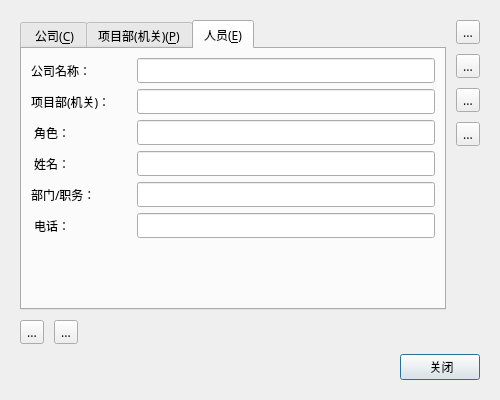
First picture: the form in editdialog.ui, repository hbsxcjp/yingji, before the edit.
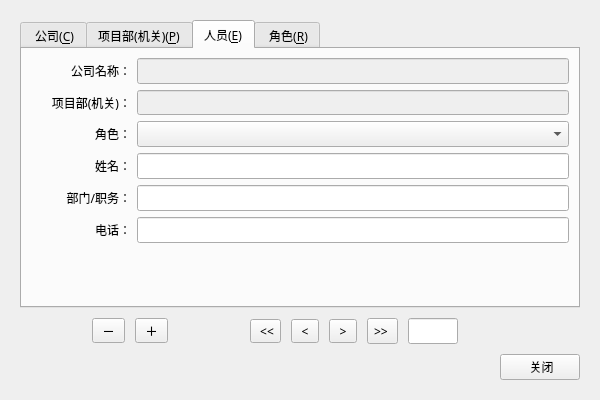
Second picture: the form after the edit. The open tabs and pages were chosen to show the change.

```diff
--- a/editdialog.ui
+++ b/editdialog.ui
@@ -6,12 +6,12 @@
    <rect>
     <x>0</x>
     <y>0</y>
-    <width>500</width>
+    <width>600</width>
     <height>400</height>
    </rect>
   </property>
   <property name="sizePolicy">
-   <sizepolicy hsizetype="Fixed" vsizetype="Fixed">
+   <sizepolicy hsizetype="Preferred" vsizetype="Preferred">
     <horstretch>0</horstretch>
     <verstretch>0</verstretch>
    </sizepolicy>
@@ -181,13 +181,29 @@
              <property name="text">
               <string>公司名称：</string>
              </property>
-             <property name="buddy">
-              <cstring>comLineEdit_fixed</cstring>
+             <property name="alignment">
+              <set>Qt::AlignRight|Qt::AlignTrailing|Qt::AlignVCenter</set>
              </property>
             </widget>
            </item>
            <item>
-            <widget class="QLineEdit" name="comLineEdit_fixed2"/>
+            <widget class="QLineEdit" name="comLineEdit_e">
+             <property name="enabled">
+              <bool>false</bool>
+             </property>
+             <property name="minimumSize">
+              <size>
+               <width>0</width>
+               <height>26</height>
+              </size>
+             </property>
+             <property name="focusPolicy">
+              <enum>Qt::NoFocus</enum>
+             </property>
+             <property name="readOnly">
+              <bool>true</bool>
+             </property>
+            </widget>
            </item>
           </layout>
          </item>
@@ -204,13 +220,26 @@
              <property name="text">
               <string>项目部(机关)：</string>
              </property>
+             <property name="alignment">
+              <set>Qt::AlignRight|Qt::AlignTrailing|Qt::AlignVCenter</set>
+             </property>
              <property name="buddy">
               <cstring>proLineEdit</cstring>
              </property>
             </widget>
            </item>
            <item>
-            <widget class="QLineEdit" name="proLineEdit_fixed"/>
+            <widget class="QLineEdit" name="proLineEdit_e">
+             <property name="enabled">
+              <bool>false</bool>
+             </property>
+             <property name="focusPolicy">
+              <enum>Qt::NoFocus</enum>
+             </property>
+             <property name="readOnly">
+              <bool>true</bool>
+             </property>
+            </widget>
            </item>
           </layout>
          </item>
@@ -227,13 +256,29 @@
              <property name="text">
               <string> 角色：</string>
              </property>
+             <property name="alignment">
+              <set>Qt::AlignRight|Qt::AlignTrailing|Qt::AlignVCenter</set>
+             </property>
              <property name="buddy">
               <cstring>proLineEdit</cstring>
              </property>
             </widget>
            </item>
            <item>
-            <widget class="QLineEdit" name="proLineEdit_fixed_2"/>
+            <widget class="QComboBox" name="roleComboBox">
+             <property name="sizePolicy">
+              <sizepolicy hsizetype="Expanding" vsizetype="Fixed">
+               <horstretch>0</horstretch>
+               <verstretch>0</verstretch>
+              </sizepolicy>
+             </property>
+             <property name="minimumSize">
+              <size>
+               <width>0</width>
+               <height>26</height>
+              </size>
+             </property>
+            </widget>
            </item>
           </layout>
          </item>
@@ -250,13 +295,23 @@
              <property name="text">
               <string> 姓名：</string>
              </property>
+             <property name="alignment">
+              <set>Qt::AlignRight|Qt::AlignTrailing|Qt::AlignVCenter</set>
+             </property>
              <property name="buddy">
               <cstring>proLineEdit</cstring>
              </property>
             </widget>
            </item>
            <item>
-            <widget class="QLineEdit" name="proLineEdit_fixed_3"/>
+            <widget class="QLineEdit" name="empNameLineEdit">
+             <property name="minimumSize">
+              <size>
+               <width>0</width>
+               <height>26</height>
+              </size>
+             </property>
+            </widget>
            </item>
           </layout>
          </item>
@@ -273,13 +328,23 @@
              <property name="text">
               <string>部门/职务：</string>
              </property>
+             <property name="alignment">
+              <set>Qt::AlignRight|Qt::AlignTrailing|Qt::AlignVCenter</set>
+             </property>
              <property name="buddy">
               <cstring>proLineEdit</cstring>
              </property>
             </widget>
            </item>
            <item>
-            <widget class="QLineEdit" name="proLineEdit_fixed_4"/>
+            <widget class="QLineEdit" name="empDepLineEdit">
+             <property name="minimumSize">
+              <size>
+               <width>0</width>
+               <height>26</height>
+              </size>
+             </property>
+            </widget>
            </item>
           </layout>
          </item>
@@ -296,13 +361,23 @@
              <property name="text">
               <string> 电话：</string>
              </property>
+             <property name="alignment">
+              <set>Qt::AlignRight|Qt::AlignTrailing|Qt::AlignVCenter</set>
+             </property>
              <property name="buddy">
               <cstring>proLineEdit</cstring>
              </property>
             </widget>
            </item>
            <item>
-            <widget class="QLineEdit" name="proLineEdit_fixed_5"/>
+            <widget class="QLineEdit" name="empTelLineEdit">
+             <property name="minimumSize">
+              <size>
+               <width>0</width>
+               <height>26</height>
+              </size>
+             </property>
+            </widget>
            </item>
           </layout>
          </item>
@@ -321,68 +396,192 @@
          </item>
         </layout>
        </widget>
+       <widget class="QWidget" name="roleTab">
+        <attribute name="title">
+         <string> 角色(&amp;R)</string>
+        </attribute>
+        <layout class="QVBoxLayout" name="verticalLayout_6">
+         <item>
+          <layout class="QHBoxLayout" name="horizontalLayout_13">
+           <item>
+            <widget class="QLabel" name="label_10">
+             <property name="minimumSize">
+              <size>
+               <width>100</width>
+               <height>0</height>
+              </size>
+             </property>
+             <property name="text">
+              <string>角色：</string>
+             </property>
+             <property name="alignment">
+              <set>Qt::AlignRight|Qt::AlignTrailing|Qt::AlignVCenter</set>
+             </property>
+            </widget>
+           </item>
+           <item>
+            <widget class="QLineEdit" name="roleLineEdit">
+             <property name="minimumSize">
+              <size>
+               <width>0</width>
+               <height>26</height>
+              </size>
+             </property>
+            </widget>
+           </item>
+          </layout>
+         </item>
+         <item>
+          <spacer name="verticalSpacer">
+           <property name="orientation">
+            <enum>Qt::Vertical</enum>
+           </property>
+           <property name="sizeHint" stdset="0">
+            <size>
+             <width>20</width>
+             <height>195</height>
+            </size>
+           </property>
+          </spacer>
+         </item>
+        </layout>
+       </widget>
       </widget>
      </item>
      <item>
-      <layout class="QVBoxLayout" name="verticalLayout">
-       <item>
-        <widget class="QToolButton" name="toolButton">
-         <property name="text">
-          <string>...</string>
-         </property>
-        </widget>
-       </item>
-       <item>
-        <widget class="QToolButton" name="toolButton_2">
-         <property name="text">
-          <string>...</string>
-         </property>
-        </widget>
-       </item>
-       <item>
-        <widget class="QToolButton" name="toolButton_3">
-         <property name="text">
-          <string>...</string>
-         </property>
-        </widget>
-       </item>
-       <item>
-        <widget class="QToolButton" name="toolButton_4">
-         <property name="text">
-          <string>...</string>
-         </property>
-        </widget>
-       </item>
-       <item>
-        <spacer name="verticalSpacer">
-         <property name="orientation">
-          <enum>Qt::Vertical</enum>
-         </property>
-         <property name="sizeHint" stdset="0">
-          <size>
-           <width>20</width>
-           <height>40</height>
-          </size>
-         </property>
-        </spacer>
-       </item>
-      </layout>
+      <layout class="QVBoxLayout" name="verticalLayout"/>
      </item>
     </layout>
    </item>
    <item>
     <layout class="QHBoxLayout" name="horizontalLayout">
      <item>
-      <widget class="QToolButton" name="toolButton_5">
+      <spacer name="horizontalSpacer_4">
+       <property name="orientation">
+        <enum>Qt::Horizontal</enum>
+       </property>
+       <property name="sizeHint" stdset="0">
+        <size>
+         <width>40</width>
+         <height>20</height>
+        </size>
+       </property>
+      </spacer>
+     </item>
+     <item>
+      <widget class="QToolButton" name="delToolButton">
        <property name="text">
-        <string>...</string>
+        <string> － </string>
        </property>
       </widget>
      </item>
      <item>
-      <widget class="QToolButton" name="toolButton_6">
+      <widget class="QToolButton" name="addToolButton">
+       <property name="sizePolicy">
+        <sizepolicy hsizetype="Fixed" vsizetype="Fixed">
+         <horstretch>0</horstretch>
+         <verstretch>0</verstretch>
+        </sizepolicy>
+       </property>
        <property name="text">
-        <string>...</string>
+        <string> ＋ </string>
+       </property>
+      </widget>
+     </item>
+     <item>
+      <spacer name="horizontalSpacer">
+       <property name="orientation">
+        <enum>Qt::Horizontal</enum>
+       </property>
+       <property name="sizeHint" stdset="0">
+        <size>
+         <width>40</width>
+         <height>20</height>
+        </size>
+       </property>
+      </spacer>
+     </item>
+     <item>
+      <widget class="QToolButton" name="firstToolButton">
+       <property name="text">
+        <string> &lt;&lt;</string>
+       </property>
+      </widget>
+     </item>
+     <item>
+      <widget class="QToolButton" name="previousToolButton">
+       <property name="text">
+        <string> &lt; </string>
+       </property>
+      </widget>
+     </item>
+     <item>
+      <widget class="QToolButton" name="nextToolButton">
+       <property name="text">
+        <string> &gt; </string>
+       </property>
+      </widget>
+     </item>
+     <item>
+      <widget class="QToolButton" name="lastToolButton">
+       <property name="minimumSize">
+        <size>
+         <width>0</width>
+         <height>26</height>
+        </size>
+       </property>
+       <property name="text">
+        <string>&gt;&gt; </string>
+       </property>
+      </widget>
+     </item>
+     <item>
+      <widget class="QLineEdit" name="indexLineEdit">
+       <property name="sizePolicy">
+        <sizepolicy hsizetype="Preferred" vsizetype="Preferred">
+         <horstretch>0</horstretch>
+         <verstretch>0</verstretch>
+        </sizepolicy>
+       </property>
+       <property name="minimumSize">
+        <size>
+         <width>50</width>
+         <height>0</height>
+        </size>
+       </property>
+       <property name="maximumSize">
+        <size>
+         <width>50</width>
+         <height>16777215</height>
+        </size>
+       </property>
+       <property name="contextMenuPolicy">
+        <enum>Qt::NoContextMenu</enum>
+       </property>
+       <property name="alignment">
+        <set>Qt::AlignCenter</set>
+       </property>
+      </widget>
+     </item>
+     <item>
+      <widget class="QLabel" name="indexLabel">
+       <property name="minimumSize">
+        <size>
+         <width>40</width>
+         <height>0</height>
+        </size>
+       </property>
+       <property name="maximumSize">
+        <size>
+         <width>40</width>
+         <height>16777215</height>
+        </size>
+       </property>
+       <property name="text">
+        <string/>
+       </property>
+       <property name="alignment">
+        <set>Qt::AlignLeading|Qt::AlignLeft|Qt::AlignVCenter</set>
        </property>
       </widget>
      </item>
@@ -418,9 +617,18 @@
      </item>
      <item>
       <widget class="QPushButton" name="closePushButton">
+       <property name="minimumSize">
+        <size>
+         <width>0</width>
+         <height>26</height>
+        </size>
+       </property>
        <property name="text">
         <string> 关闭</string>
        </property>
+       <property name="autoDefault">
+        <bool>false</bool>
+       </property>
       </widget>
      </item>
     </layout>
```
Left out of the diff: 98 changed lines with no effect on the pictures.
